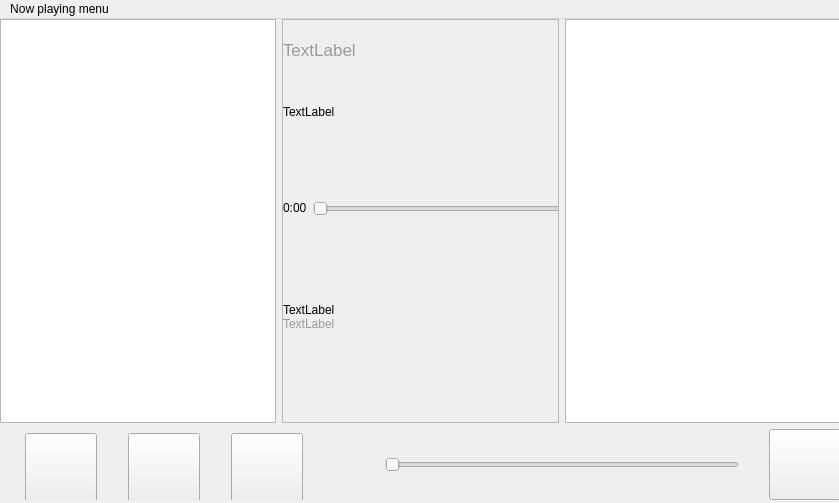
Above: nowplayingwindow.ui from gidzzz/openmediaplayer before the change. Below: the same form after it.
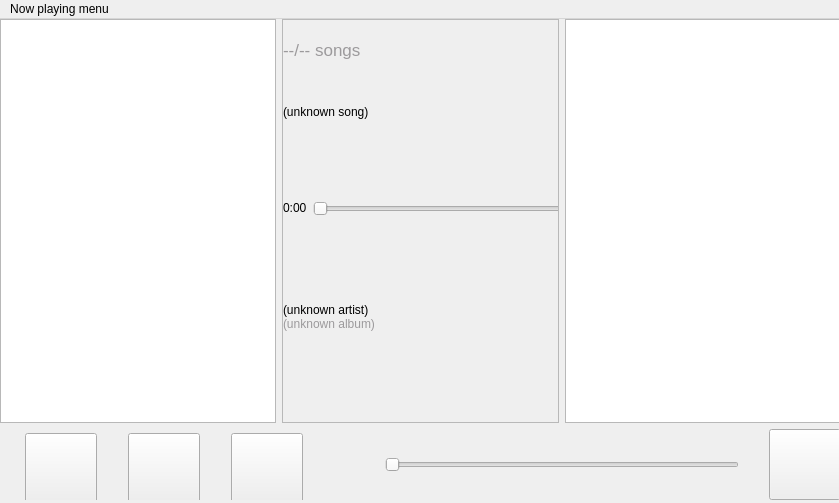
That is the form after the change. Custom widgets are drawn as their Qt base class.

What changed in the file:
```diff
--- a/nowplayingwindow.ui
+++ b/nowplayingwindow.ui
@@ -108,7 +108,7 @@
                <string notr="true">color: rgb(156, 154, 156);</string>
               </property>
               <property name="text">
-               <string>TextLabel</string>
+               <string>--/-- songs</string>
               </property>
              </widget>
             </item>
@@ -137,7 +137,7 @@
                </sizepolicy>
               </property>
               <property name="text">
-               <string>TextLabel</string>
+               <string>(unknown song)</string>
               </property>
              </widget>
             </item>
@@ -254,7 +254,7 @@
                </sizepolicy>
               </property>
               <property name="text">
-               <string>TextLabel</string>
+               <string>(unknown artist)</string>
               </property>
              </widget>
             </item>
@@ -270,7 +270,7 @@
                <string notr="true">color: rgb(156, 154, 156);</string>
               </property>
               <property name="text">
-               <string>TextLabel</string>
+               <string>(unknown album)</string>
               </property>
              </widget>
             </item>
```
